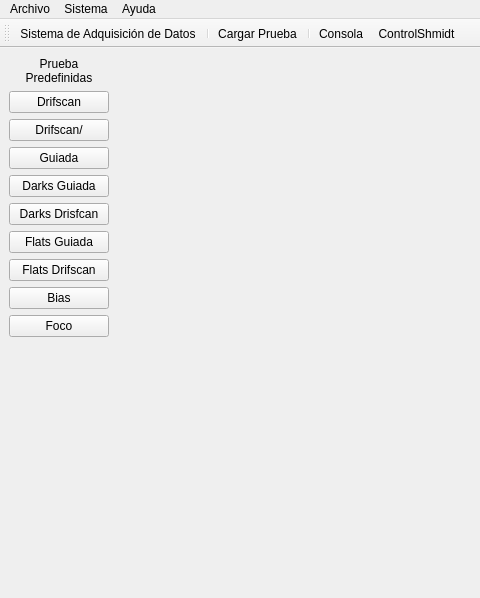
This is gui/simulador.ui in joselp/observe-qt as Qt 5 draws it before an edit; both pictures show x 0 to 480 and y 0 to 598 of the 965 by 598 pixel window. The edited form follows.
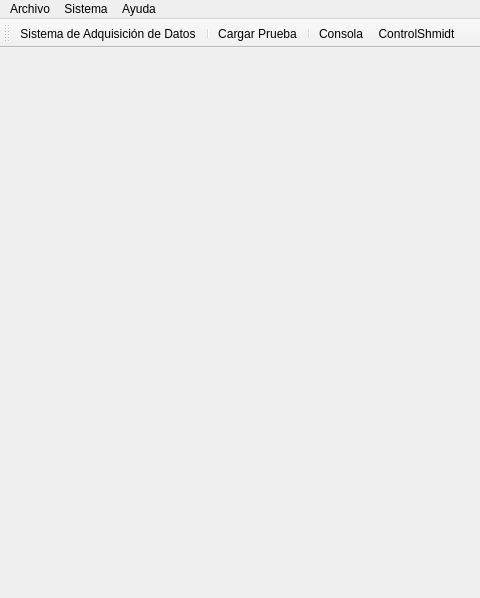
This is the edited form. Icons and pictures are not drawn.

Diff of the .ui file:
```diff
--- a/gui/simulador.ui
+++ b/gui/simulador.ui
@@ -23,89 +23,9 @@
    <layout class="QGridLayout" name="gridLayout">
     <item row="0" column="0">
      <layout class="QVBoxLayout" name="verticalLayoutMenu">
-      <item>
-       <widget class="QLabel" name="label">
-        <property name="text">
-         <string>&lt;html&gt;&lt;head/&gt;&lt;body&gt;&lt;p align=&quot;center&quot;&gt;Prueba &lt;br/&gt;Predefinidas&lt;/p&gt;&lt;/body&gt;&lt;/html&gt;</string>
-        </property>
-       </widget>
-      </item>
-      <item>
-       <widget class="QPushButton" name="pushButtonDrifscan">
-        <property name="text">
-         <string>Drifscan</string>
-        </property>
-       </widget>
-      </item>
-      <item>
-       <widget class="QPushButton" name="pushButtonDMod">
-        <property name="text">
-         <string>Drifscan/</string>
-        </property>
-       </widget>
-      </item>
-      <item>
-       <widget class="QPushButton" name="pushButtonGuiada">
-        <property name="text">
-         <string>Guiada</string>
-        </property>
-       </widget>
-      </item>
-      <item>
-       <widget class="QPushButton" name="pushButtonDarksGuiada">
-        <property name="text">
-         <string>Darks Guiada</string>
-        </property>
-       </widget>
-      </item>
-      <item>
-       <widget class="QPushButton" name="pushButtonDarksDrif">
-        <property name="text">
-         <string>Darks Drisfcan</string>
-        </property>
-       </widget>
-      </item>
-      <item>
-       <widget class="QPushButton" name="pushButtonFlatsGuiada">
-        <property name="text">
-         <string>Flats Guiada</string>
-        </property>
-       </widget>
-      </item>
-      <item>
-       <widget class="QPushButton" name="pushButtonFlatsDrif">
-        <property name="text">
-         <string>Flats Drifscan</string>
-        </property>
-       </widget>
-      </item>
-      <item>
-       <widget class="QPushButton" name="pushButtonBias">
-        <property name="text">
-         <string>Bias</string>
-        </property>
-       </widget>
-      </item>
-      <item>
-       <widget class="QPushButton" name="pushButtonFoco">
-        <property name="text">
-         <string>Foco</string>
-        </property>
-       </widget>
-      </item>
-      <item>
-       <spacer name="verticalSpacer">
-        <property name="orientation">
-         <enum>Qt::Vertical</enum>
-        </property>
-        <property name="sizeHint" stdset="0">
-         <size>
-          <width>20</width>
-          <height>500</height>
-         </size>
-        </property>
-       </spacer>
-      </item>
+      <property name="sizeConstraint">
+       <enum>QLayout::SetDefaultConstraint</enum>
+      </property>
       <item>
        <spacer name="horizontalSpacer">
         <property name="orientation">
@@ -116,7 +36,7 @@
         </property>
         <property name="sizeHint" stdset="0">
          <size>
-          <width>100</width>
+          <width>230</width>
           <height>20</height>
          </size>
         </property>
```
